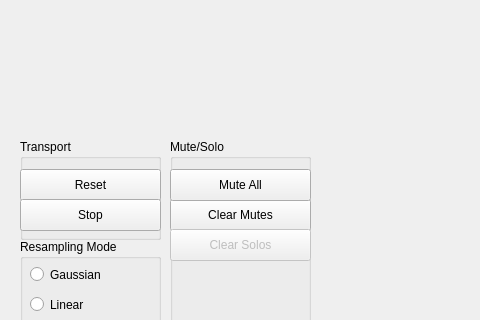
First picture: the form in MainWindow.ui, repository yupferris/snes-apu-dbg, before the edit; both pictures show x 510 to 990 and y 210 to 530 of the 1130 by 530 pixel window.
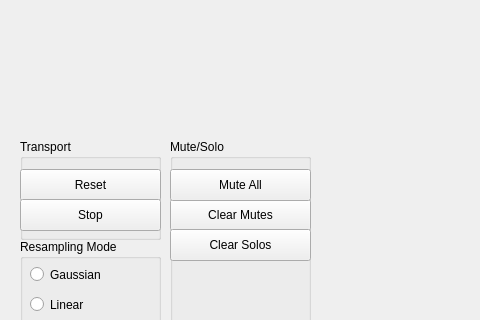
Second picture: the form after the edit.

```diff
--- a/MainWindow.ui
+++ b/MainWindow.ui
@@ -218,7 +218,7 @@
     </widget>
     <widget class="QPushButton" name="clearSolosButton">
      <property name="enabled">
-      <bool>false</bool>
+      <bool>true</bool>
      </property>
      <property name="geometry">
       <rect>
```
